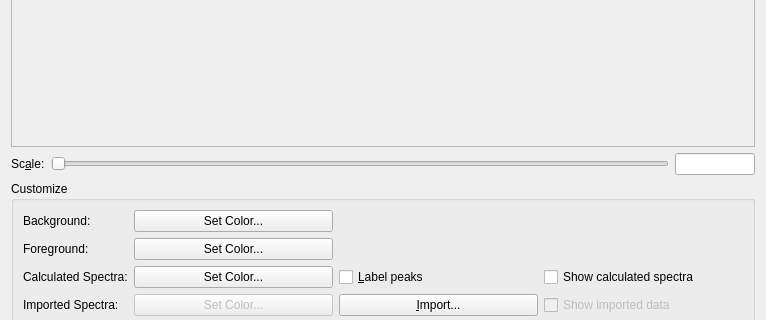
cryos/avogadro, file libavogadro/src/extensions/vibrationplot.ui: the form before one commit; both pictures show x 0 to 766 and y 121 to 441 of the 766 by 548 pixel window.
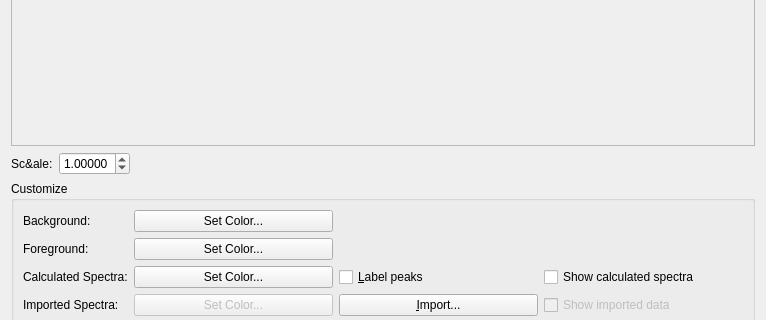
The form after the commit. Custom widgets are drawn as their Qt base class.

Commit message: Replaced vibrationplot.* scaling slider/text edit with spin box

Patch:
```diff
--- a/libavogadro/src/extensions/vibrationplot.ui
+++ b/libavogadro/src/extensions/vibrationplot.ui
@@ -13,44 +13,6 @@
    <string>Vibration Plot</string>
   </property>
   <layout class="QGridLayout" name="gridLayout" >
-   <item row="1" column="4" >
-    <widget class="QLineEdit" name="scaleEdit" >
-     <property name="sizePolicy" >
-      <sizepolicy vsizetype="Minimum" hsizetype="Ignored" >
-       <horstretch>0</horstretch>
-       <verstretch>0</verstretch>
-      </sizepolicy>
-     </property>
-     <property name="minimumSize" >
-      <size>
-       <width>0</width>
-       <height>0</height>
-      </size>
-     </property>
-     <property name="maximumSize" >
-      <size>
-       <width>16777215</width>
-       <height>16777215</height>
-      </size>
-     </property>
-     <property name="readOnly" >
-      <bool>true</bool>
-     </property>
-    </widget>
-   </item>
-   <item row="1" column="1" colspan="3" >
-    <widget class="QSlider" name="scaleSlider" >
-     <property name="sizePolicy" >
-      <sizepolicy vsizetype="Fixed" hsizetype="Expanding" >
-       <horstretch>0</horstretch>
-       <verstretch>0</verstretch>
-      </sizepolicy>
-     </property>
-     <property name="orientation" >
-      <enum>Qt::Horizontal</enum>
-     </property>
-    </widget>
-   </item>
    <item row="0" column="0" colspan="5" >
     <widget class="Avogadro::PlotWidget" name="plot" >
      <property name="sizePolicy" >
@@ -301,6 +263,25 @@
      </layout>
     </widget>
    </item>
+   <item row="1" column="1" >
+    <widget class="QDoubleSpinBox" name="spin_scale" >
+     <property name="decimals" >
+      <number>5</number>
+     </property>
+     <property name="minimum" >
+      <double>0.500000000000000</double>
+     </property>
+     <property name="maximum" >
+      <double>1.500000000000000</double>
+     </property>
+     <property name="singleStep" >
+      <double>0.010000000000000</double>
+     </property>
+     <property name="value" >
+      <double>1.000000000000000</double>
+     </property>
+    </widget>
+   </item>
   </layout>
  </widget>
  <customwidgets>
```
Left out of the diff: 5 changed lines with no effect on the pictures. The commit also changes 2 other files.
